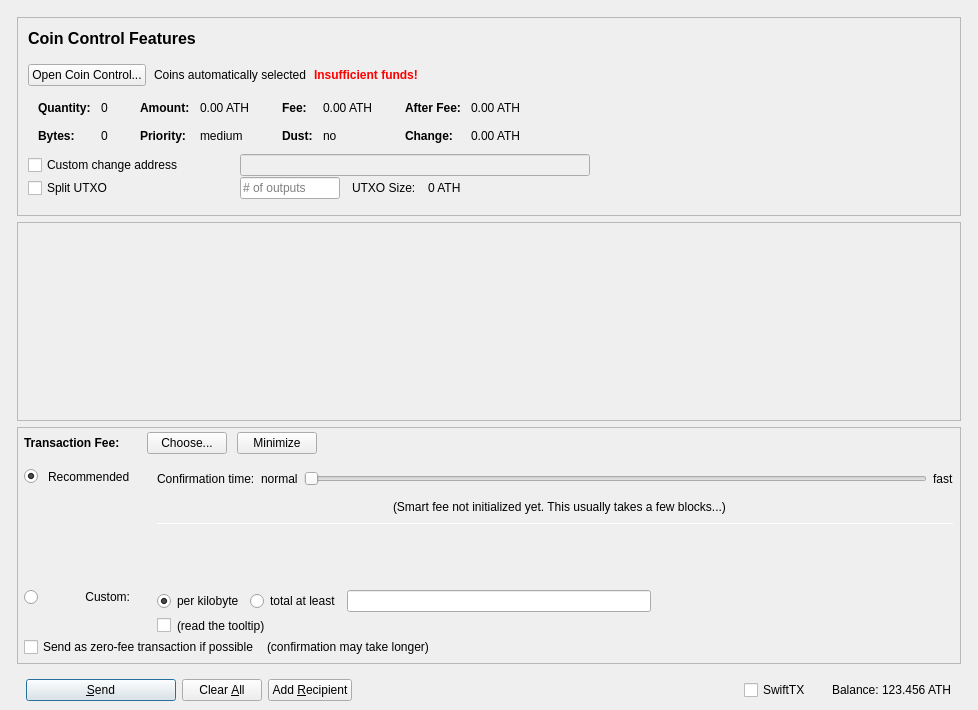
Old version of the form src/qt/forms/sendcoinsdialog.ui in the repository piklock/authoracoin.
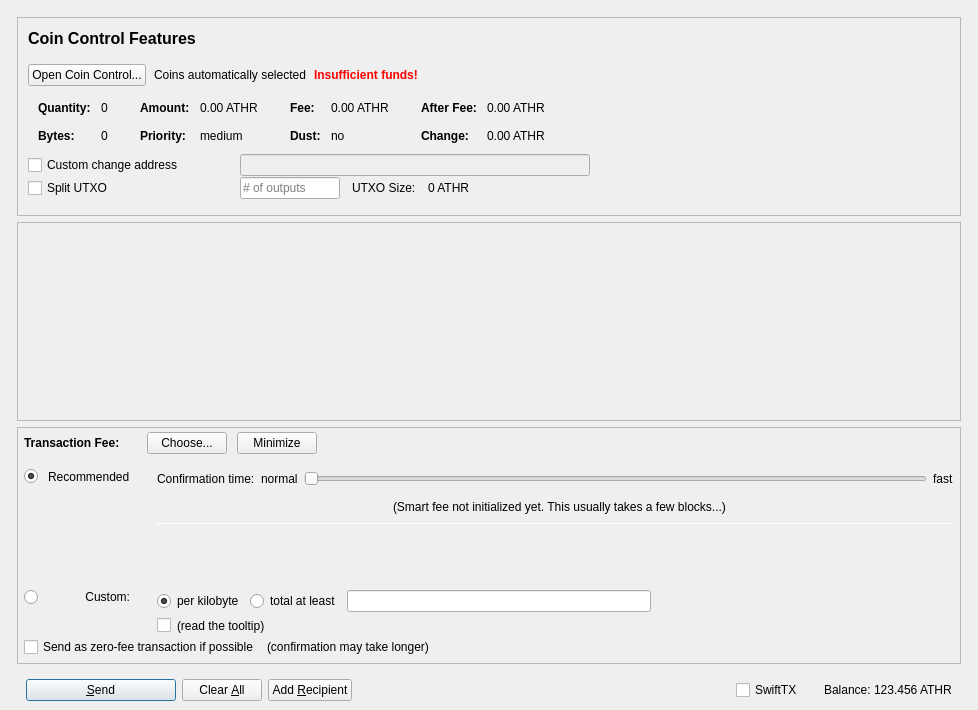
New version of the form. Icons and pictures are not drawn. Custom widgets are drawn as their Qt base class.

Commit message: change ATH to ATHR

```diff
--- a/src/qt/forms/sendcoinsdialog.ui
+++ b/src/qt/forms/sendcoinsdialog.ui
@@ -380,7 +380,7 @@
                         <enum>Qt::ActionsContextMenu</enum>
                        </property>
                        <property name="text">
-                        <string notr="true">0.00 ATH</string>
+                        <string notr="true">0.00 ATHR</string>
                        </property>
                        <property name="textInteractionFlags">
                         <set>Qt::LinksAccessibleByMouse|Qt::TextSelectableByKeyboard|Qt::TextSelectableByMouse</set>
@@ -460,7 +460,7 @@
                         <enum>Qt::ActionsContextMenu</enum>
                        </property>
                        <property name="text">
-                        <string notr="true">0.00 ATH</string>
+                        <string notr="true">0.00 ATHR</string>
                        </property>
                        <property name="textInteractionFlags">
                         <set>Qt::LinksAccessibleByMouse|Qt::TextSelectableByKeyboard|Qt::TextSelectableByMouse</set>
@@ -540,7 +540,7 @@
                         <enum>Qt::ActionsContextMenu</enum>
                        </property>
                        <property name="text">
-                        <string notr="true">0.00 ATH</string>
+                        <string notr="true">0.00 ATHR</string>
                        </property>
                        <property name="textInteractionFlags">
                         <set>Qt::LinksAccessibleByMouse|Qt::TextSelectableByKeyboard|Qt::TextSelectableByMouse</set>
@@ -569,7 +569,7 @@
                         <enum>Qt::ActionsContextMenu</enum>
                        </property>
                        <property name="text">
-                        <string notr="true">0.00 ATH</string>
+                        <string notr="true">0.00 ATHR</string>
                        </property>
                        <property name="textInteractionFlags">
                         <set>Qt::LinksAccessibleByMouse|Qt::TextSelectableByKeyboard|Qt::TextSelectableByMouse</set>
@@ -736,7 +736,7 @@
                 <item>
                  <widget class="QLabel" name="labelBlockSize">
                   <property name="text">
-                   <string>0 ATH</string>
+                   <string>0 ATHR</string>
                   </property>
                  </widget>
                 </item>
@@ -1602,7 +1602,7 @@
                 <cursorShape>IBeamCursor</cursorShape>
                </property>
                <property name="text">
-                <string notr="true">123.456 ATH</string>
+                <string notr="true">123.456 ATHR</string>
                </property>
                <property name="textInteractionFlags">
                 <set>Qt::LinksAccessibleByMouse|Qt::TextSelectableByKeyboard|Qt::TextSelectableByMouse</set>
```
Left out of the diff: 4 changed lines with no effect on the pictures. The commit also changes 100 other files.
